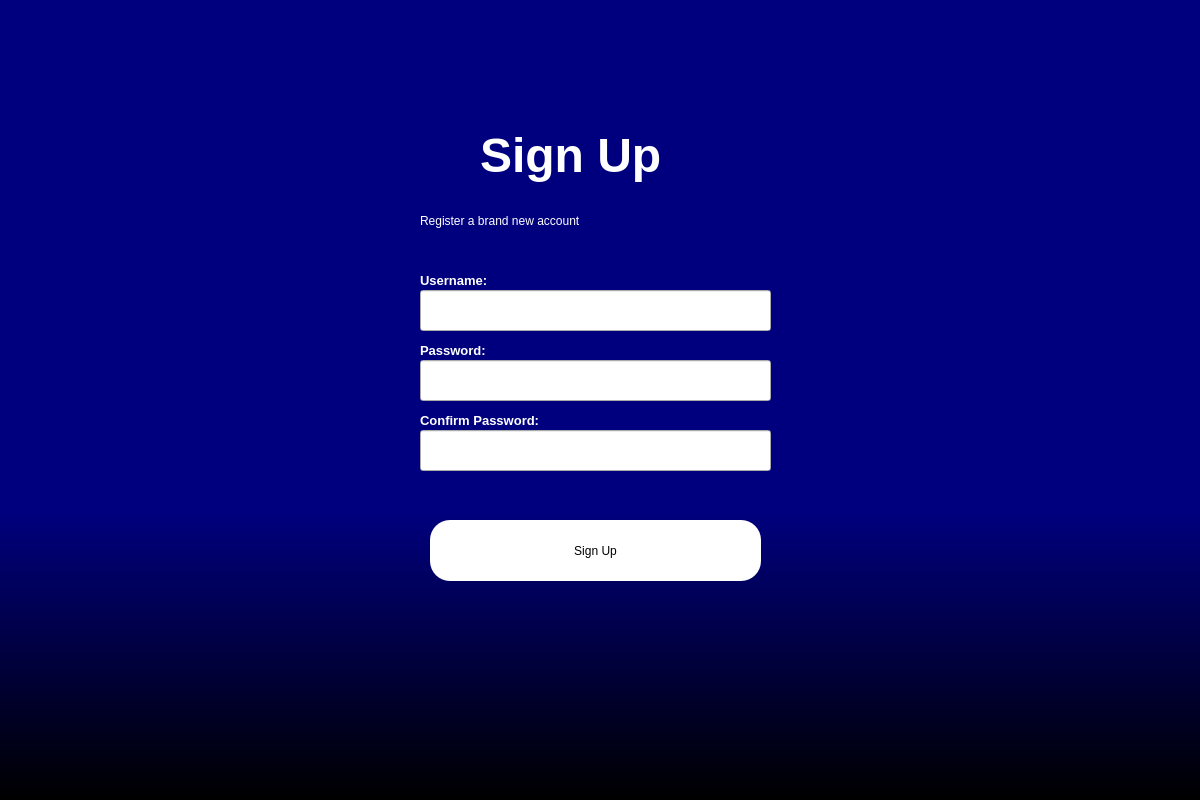
Before: the Qt Designer form backend_files/createEmployee.ui in CS3250-Ctrl-Intelligence/Team-Project_Python, drawn with Qt 5.
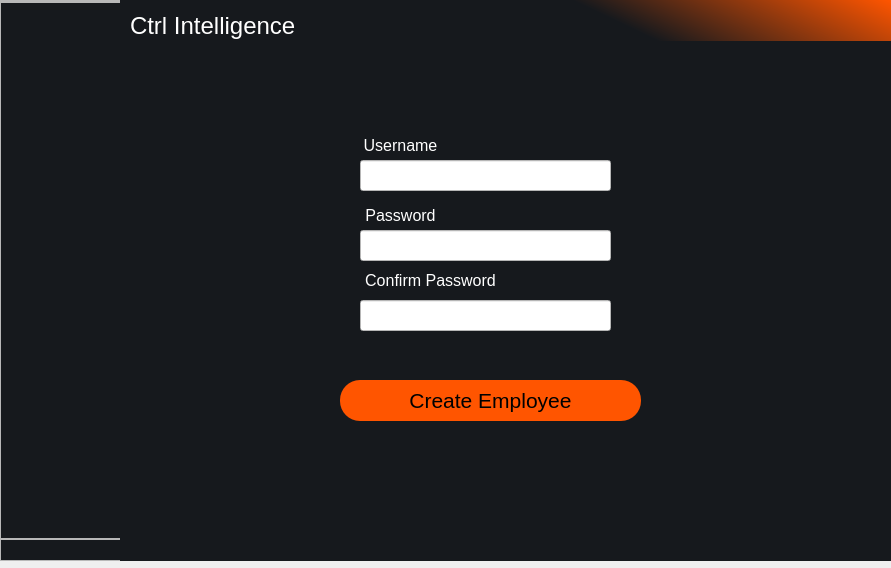
After: the same form once the commit is applied.

The edit to the form file:
```diff
--- a/backend_files/createEmployee.ui
+++ b/backend_files/createEmployee.ui
@@ -6,167 +6,371 @@
    <rect>
     <x>0</x>
     <y>0</y>
-    <width>1200</width>
-    <height>800</height>
+    <width>891</width>
+    <height>568</height>
    </rect>
   </property>
   <property name="windowTitle">
    <string>Dialog</string>
   </property>
-  <widget class="QWidget" name="widget" native="true">
+  <property name="styleSheet">
+   <string notr="true">#leftMenuContainer{
+	background-color:  #16191d;
+}
+#leftMenuContainer QPushButton{
+	text-align: left;
+	padding: 5px 10px;
+	border-top-left-radius: 10px;
+	border-bottom-left-radius: 10px;
+}</string>
+  </property>
+  <widget class="QWidget" name="leftMenuContainer" native="true">
    <property name="geometry">
     <rect>
      <x>0</x>
      <y>0</y>
-     <width>1201</width>
-     <height>801</height>
+     <width>123</width>
+     <height>561</height>
     </rect>
+   </property>
+   <property name="sizePolicy">
+    <sizepolicy hsizetype="Expanding" vsizetype="Preferred">
+     <horstretch>0</horstretch>
+     <verstretch>0</verstretch>
+    </sizepolicy>
+   </property>
+   <layout class="QHBoxLayout" name="horizontalLayout_3">
+    <property name="spacing">
+     <number>0</number>
+    </property>
+    <property name="leftMargin">
+     <number>0</number>
+    </property>
+    <property name="topMargin">
+     <number>0</number>
+    </property>
+    <property name="rightMargin">
+     <number>0</number>
+    </property>
+    <property name="bottomMargin">
+     <number>0</number>
+    </property>
+    <item>
+     <widget class="QWidget" name="leftMenuSubContainer" native="true">
+      <property name="sizePolicy">
+       <sizepolicy hsizetype="Preferred" vsizetype="Preferred">
+        <horstretch>0</horstretch>
+        <verstretch>0</verstretch>
+       </sizepolicy>
+      </property>
+      <layout class="QVBoxLayout" name="verticalLayout_2">
+       <property name="spacing">
+        <number>0</number>
+       </property>
+       <property name="leftMargin">
+        <number>0</number>
+       </property>
+       <property name="topMargin">
+        <number>0</number>
+       </property>
+       <property name="rightMargin">
+        <number>0</number>
+       </property>
+       <property name="bottomMargin">
+        <number>0</number>
+       </property>
+       <item>
+        <widget class="QFrame" name="frame">
+         <property name="sizePolicy">
+          <sizepolicy hsizetype="Expanding" vsizetype="Preferred">
+           <horstretch>0</horstretch>
+           <verstretch>0</verstretch>
+          </sizepolicy>
+         </property>
+         <property name="frameShape">
+          <enum>QFrame::StyledPanel</enum>
+         </property>
+         <property name="frameShadow">
+          <enum>QFrame::Raised</enum>
+         </property>
+         <layout class="QHBoxLayout" name="horizontalLayout_2">
+          <property name="spacing">
+           <number>0</number>
+          </property>
+          <property name="leftMargin">
+           <number>0</number>
+          </property>
+          <property name="topMargin">
+           <number>0</number>
+          </property>
+          <property name="rightMargin">
+           <number>0</number>
+          </property>
+          <property name="bottomMargin">
+           <number>0</number>
+          </property>
+         </layout>
+        </widget>
+       </item>
+       <item>
+        <widget class="QFrame" name="frame_2">
+         <property name="sizePolicy">
+          <sizepolicy hsizetype="Expanding" vsizetype="Expanding">
+           <horstretch>0</horstretch>
+           <verstretch>0</verstretch>
+          </sizepolicy>
+         </property>
+         <property name="frameShape">
+          <enum>QFrame::StyledPanel</enum>
+         </property>
+         <property name="frameShadow">
+          <enum>QFrame::Raised</enum>
+         </property>
+         <layout class="QVBoxLayout" name="verticalLayout_3">
+          <property name="spacing">
+           <number>0</number>
+          </property>
+          <property name="leftMargin">
+           <number>0</number>
+          </property>
+          <property name="topMargin">
+           <number>10</number>
+          </property>
+          <property name="rightMargin">
+           <number>0</number>
+          </property>
+          <property name="bottomMargin">
+           <number>10</number>
+          </property>
+          <item>
+           <spacer name="verticalSpacer">
+            <property name="orientation">
+             <enum>Qt::Vertical</enum>
+            </property>
+            <property name="sizeHint" stdset="0">
+             <size>
+              <width>20</width>
+              <height>40</height>
+             </size>
+            </property>
+           </spacer>
+          </item>
+         </layout>
+        </widget>
+       </item>
+       <item>
+        <widget class="QFrame" name="frame_3">
+         <property name="frameShape">
+          <enum>QFrame::StyledPanel</enum>
+         </property>
+         <property name="frameShadow">
+          <enum>QFrame::Raised</enum>
+         </property>
+         <layout class="QVBoxLayout" name="verticalLayout_4">
+          <property name="spacing">
+           <number>0</number>
+          </property>
+          <property name="leftMargin">
+           <number>0</number>
+          </property>
+          <property name="topMargin">
+           <number>10</number>
+          </property>
+          <property name="rightMargin">
+           <number>0</number>
+          </property>
+          <property name="bottomMargin">
+           <number>10</number>
+          </property>
+         </layout>
+        </widget>
+       </item>
+      </layout>
+     </widget>
+    </item>
+   </layout>
+  </widget>
+  <widget class="QWidget" name="mainWindow" native="true">
+   <property name="geometry">
+    <rect>
+     <x>120</x>
+     <y>40</y>
+     <width>771</width>
+     <height>521</height>
+    </rect>
+   </property>
+   <property name="sizePolicy">
+    <sizepolicy hsizetype="Expanding" vsizetype="Preferred">
+     <horstretch>0</horstretch>
+     <verstretch>0</verstretch>
+    </sizepolicy>
    </property>
    <property name="styleSheet">
-    <string notr="true">QWidget#widget{
-background-color:qlineargradient(spread:pad, x1:0, y1:0.636, x2:0, y2:0.999591, stop:0 rgba(0, 0, 127, 255), stop:0.99435 rgba(0, 0, 0, 255));}</string>
+    <string notr="true">background-color:  #16191d;
+</string>
    </property>
-   <widget class="QLabel" name="label_login">
-    <property name="enabled">
-     <bool>true</bool>
-    </property>
-    <property name="geometry">
-     <rect>
-      <x>480</x>
-      <y>120</y>
-      <width>271</width>
-      <height>71</height>
-     </rect>
-    </property>
-    <property name="font">
-     <font>
-      <pointsize>36</pointsize>
-      <italic>false</italic>
-      <bold>true</bold>
-     </font>
-    </property>
-    <property name="styleSheet">
-     <string notr="true">color:white;
-font: 900 36pt &quot;Arial Black&quot;;</string>
-    </property>
-    <property name="text">
-     <string>Sign Up</string>
-    </property>
-   </widget>
-   <widget class="QLabel" name="label_2">
-    <property name="geometry">
-     <rect>
-      <x>420</x>
-      <y>200</y>
-      <width>421</width>
-      <height>41</height>
-     </rect>
-    </property>
-    <property name="styleSheet">
-     <string notr="true">color:white;
-font: 900 16pt &quot;Arial Black&quot;;</string>
-    </property>
-    <property name="text">
-     <string>Register a brand new account</string>
-    </property>
-   </widget>
-   <widget class="QPushButton" name="pushButton_signup">
-    <property name="geometry">
-     <rect>
-      <x>430</x>
-      <y>520</y>
-      <width>331</width>
-      <height>61</height>
-     </rect>
-    </property>
-    <property name="styleSheet">
-     <string notr="true">border-radius:20px;
-background-color: rgb(255, 255, 255);
-font: 900 14pt &quot;Arial Black&quot;;</string>
-    </property>
-    <property name="text">
-     <string>Sign Up</string>
-    </property>
-   </widget>
-   <widget class="QLineEdit" name="lineEdit_username">
-    <property name="geometry">
-     <rect>
-      <x>420</x>
-      <y>290</y>
-      <width>351</width>
-      <height>41</height>
-     </rect>
-    </property>
-    <property name="styleSheet">
-     <string notr="true"/>
-    </property>
-   </widget>
-   <widget class="QLineEdit" name="lineEdit_password">
-    <property name="geometry">
-     <rect>
-      <x>420</x>
-      <y>360</y>
-      <width>351</width>
-      <height>41</height>
-     </rect>
-    </property>
-    <property name="echoMode">
-     <enum>QLineEdit::Password</enum>
-    </property>
-   </widget>
    <widget class="QLabel" name="label_username">
     <property name="geometry">
      <rect>
-      <x>420</x>
-      <y>260</y>
-      <width>121</width>
-      <height>41</height>
+      <x>230</x>
+      <y>90</y>
+      <width>101</width>
+      <height>31</height>
      </rect>
     </property>
     <property name="font">
      <font>
-      <pointsize>10</pointsize>
-      <bold>true</bold>
+      <pointsize>12</pointsize>
      </font>
     </property>
     <property name="styleSheet">
      <string notr="true">color: rgb(255, 255, 255);</string>
     </property>
     <property name="text">
-     <string>Username:</string>
+     <string>Username</string>
+    </property>
+    <property name="alignment">
+     <set>Qt::AlignCenter</set>
+    </property>
+   </widget>
+   <widget class="QLineEdit" name="lineEdit_username">
+    <property name="geometry">
+     <rect>
+      <x>240</x>
+      <y>120</y>
+      <width>251</width>
+      <height>31</height>
+     </rect>
+    </property>
+    <property name="styleSheet">
+     <string notr="true">background-color: rgb(255, 255, 255);
+</string>
+    </property>
+    <property name="alignment">
+     <set>Qt::AlignCenter</set>
     </property>
    </widget>
    <widget class="QLabel" name="label_password">
     <property name="geometry">
      <rect>
-      <x>420</x>
+      <x>230</x>
+      <y>160</y>
+      <width>101</width>
+      <height>31</height>
+     </rect>
+    </property>
+    <property name="font">
+     <font>
+      <pointsize>12</pointsize>
+     </font>
+    </property>
+    <property name="styleSheet">
+     <string notr="true">color: rgb(255, 255, 255);</string>
+    </property>
+    <property name="text">
+     <string>Password</string>
+    </property>
+    <property name="alignment">
+     <set>Qt::AlignCenter</set>
+    </property>
+   </widget>
+   <widget class="QLineEdit" name="lineEdit_password">
+    <property name="geometry">
+     <rect>
+      <x>240</x>
+      <y>190</y>
+      <width>251</width>
+      <height>31</height>
+     </rect>
+    </property>
+    <property name="styleSheet">
+     <string notr="true">background-color: rgb(255, 255, 255);
+</string>
+    </property>
+    <property name="alignment">
+     <set>Qt::AlignCenter</set>
+    </property>
+   </widget>
+   <widget class="QPushButton" name="createBtn">
+    <property name="geometry">
+     <rect>
+      <x>220</x>
       <y>340</y>
-      <width>131</width>
+      <width>301</width>
+      <height>41</height>
+     </rect>
+    </property>
+    <property name="font">
+     <font>
+      <pointsize>16</pointsize>
+     </font>
+    </property>
+    <property name="layoutDirection">
+     <enum>Qt::LeftToRight</enum>
+    </property>
+    <property name="styleSheet">
+     <string notr="true">border-radius: 20px;
+background-color: rgb(255, 85, 0);</string>
+    </property>
+    <property name="text">
+     <string>Create Employee</string>
+    </property>
+   </widget>
+   <widget class="QLabel" name="label_password_2">
+    <property name="geometry">
+     <rect>
+      <x>240</x>
+      <y>230</y>
+      <width>141</width>
       <height>21</height>
      </rect>
     </property>
     <property name="font">
      <font>
-      <pointsize>10</pointsize>
-      <bold>true</bold>
+      <pointsize>12</pointsize>
      </font>
     </property>
     <property name="styleSheet">
      <string notr="true">color: rgb(255, 255, 255);</string>
     </property>
     <property name="text">
-     <string>Password: </string>
+     <string>Confirm Password</string>
+    </property>
+    <property name="alignment">
+     <set>Qt::AlignCenter</set>
+    </property>
+   </widget>
+   <widget class="QLineEdit" name="lineEdit_confpassword">
+    <property name="geometry">
+     <rect>
+      <x>240</x>
+      <y>260</y>
+      <width>251</width>
+      <height>31</height>
+     </rect>
+    </property>
+    <property name="styleSheet">
+     <string notr="true">background-color: rgb(255, 255, 255);
+</string>
+    </property>
+    <property name="alignment">
+     <set>Qt::AlignCenter</set>
     </property>
    </widget>
    <widget class="QLabel" name="label_result">
     <property name="geometry">
      <rect>
-      <x>420</x>
-      <y>490</y>
-      <width>341</width>
-      <height>21</height>
+      <x>250</x>
+      <y>306</y>
+      <width>231</width>
+      <height>20</height>
      </rect>
     </property>
+    <property name="font">
+     <font>
+      <pointsize>12</pointsize>
+     </font>
+    </property>
     <property name="styleSheet">
      <string notr="true">color: rgb(255, 0, 0);
 font: 900 12pt &quot;Arial Black&quot;;</string>
@@ -175,39 +379,40 @@
      <string/>
     </property>
    </widget>
-   <widget class="QLineEdit" name="lineEdit_confpassword">
+  </widget>
+  <widget class="QWidget" name="header" native="true">
+   <property name="geometry">
+    <rect>
+     <x>120</x>
+     <y>0</y>
+     <width>771</width>
+     <height>41</height>
+    </rect>
+   </property>
+   <property name="styleSheet">
+    <string notr="true">background-color:qlineargradient(spread:pad, x1:0.591, y1:0.0454545, x2:1, y2:0, stop:0  #16191d, stop:1 rgb(255, 85, 0))
+</string>
+   </property>
+   <widget class="QLabel" name="label">
     <property name="geometry">
      <rect>
-      <x>420</x>
-      <y>430</y>
-      <width>351</width>
-      <height>41</height>
-     </rect>
-    </property>
-    <property name="echoMode">
-     <enum>QLineEdit::Password</enum>
-    </property>
-   </widget>
-   <widget class="QLabel" name="label_password_2">
-    <property name="geometry">
-     <rect>
-      <x>420</x>
-      <y>410</y>
-      <width>131</width>
-      <height>21</height>
+      <x>10</x>
+      <y>10</y>
+      <width>191</width>
+      <height>31</height>
      </rect>
     </property>
     <property name="font">
      <font>
-      <pointsize>10</pointsize>
-      <bold>true</bold>
+      <pointsize>18</pointsize>
      </font>
     </property>
     <property name="styleSheet">
-     <string notr="true">color: rgb(255, 255, 255);</string>
+     <string notr="true">color: rgb(255, 255, 255);
+background-color:  #16191d;</string>
     </property>
     <property name="text">
-     <string>Confirm Password: </string>
+     <string>Ctrl Intelligence</string>
     </property>
    </widget>
   </widget>
```
Left out of the diff: 11 changed lines with no effect on the pictures.
